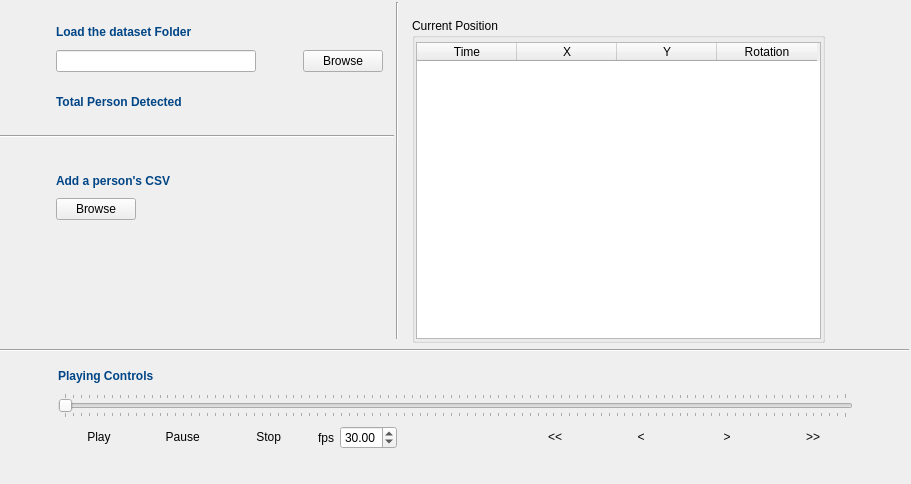
robocomp/robocomp-viriato, file src/mainUI.ui: the form before one commit.
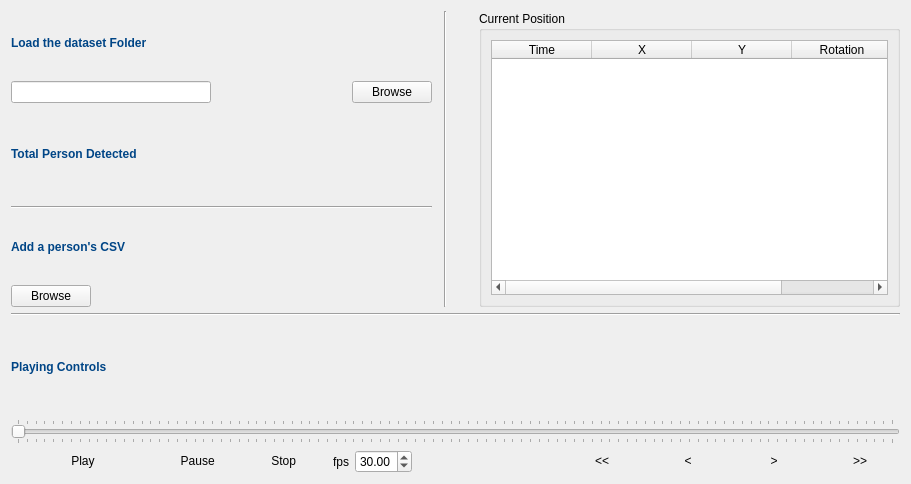
The form after the commit.

Commit message: resizable Layout

```diff
--- a/src/mainUI.ui
+++ b/src/mainUI.ui
@@ -13,175 +13,8 @@
   <property name="windowTitle">
    <string>HumanSceneSim</string>
   </property>
-  <widget class="QGroupBox" name="groupBox">
-   <property name="geometry">
-    <rect>
-     <x>412</x>
-     <y>18</y>
-     <width>413</width>
-     <height>325</height>
-    </rect>
-   </property>
-   <property name="title">
-    <string>Current Position</string>
-   </property>
-   <widget class="QTableWidget" name="tableWidget">
-    <property name="geometry">
-     <rect>
-      <x>4</x>
-      <y>24</y>
-      <width>405</width>
-      <height>297</height>
-     </rect>
-    </property>
-    <property name="rowCount">
-     <number>0</number>
-    </property>
-    <property name="columnCount">
-     <number>4</number>
-    </property>
-    <column>
-     <property name="text">
-      <string>Time</string>
-     </property>
-    </column>
-    <column>
-     <property name="text">
-      <string>X</string>
-     </property>
-    </column>
-    <column>
-     <property name="text">
-      <string>Y</string>
-     </property>
-    </column>
-    <column>
-     <property name="text">
-      <string>Rotation</string>
-     </property>
-    </column>
-   </widget>
-  </widget>
-  <widget class="QWidget" name="layoutWidget">
-   <property name="geometry">
-    <rect>
-     <x>56</x>
-     <y>20</y>
-     <width>327</width>
-     <height>52</height>
-    </rect>
-   </property>
-   <layout class="QVBoxLayout" name="verticalLayout_2">
-    <item>
-     <widget class="QLabel" name="label">
-      <property name="text">
-       <string>&lt;html&gt;&lt;head/&gt;&lt;body&gt;&lt;p&gt;&lt;span style=&quot; font-weight:600; color:#004586;&quot;&gt;Load the dataset Folder&lt;/span&gt;&lt;/p&gt;&lt;/body&gt;&lt;/html&gt;</string>
-      </property>
-     </widget>
-    </item>
-    <item>
-     <layout class="QHBoxLayout" name="horizontalLayout_2">
-      <item alignment="Qt::AlignHCenter">
-       <widget class="QLineEdit" name="folderLoc">
-        <property name="sizePolicy">
-         <sizepolicy hsizetype="Fixed" vsizetype="Fixed">
-          <horstretch>0</horstretch>
-          <verstretch>0</verstretch>
-         </sizepolicy>
-        </property>
-        <property name="minimumSize">
-         <size>
-          <width>200</width>
-          <height>0</height>
-         </size>
-        </property>
-       </widget>
-      </item>
-      <item>
-       <spacer name="horizontalSpacer_5">
-        <property name="orientation">
-         <enum>Qt::Horizontal</enum>
-        </property>
-        <property name="sizeHint" stdset="0">
-         <size>
-          <width>40</width>
-          <height>20</height>
-         </size>
-        </property>
-       </spacer>
-      </item>
-      <item>
-       <widget class="QPushButton" name="browseButton">
-        <property name="text">
-         <string>Browse</string>
-        </property>
-       </widget>
-      </item>
-     </layout>
-    </item>
-   </layout>
-  </widget>
-  <widget class="QWidget" name="layoutWidget">
-   <property name="geometry">
-    <rect>
-     <x>56</x>
-     <y>84</y>
-     <width>328</width>
-     <height>36</height>
-    </rect>
-   </property>
-   <layout class="QHBoxLayout" name="horizontalLayout_3">
-    <item>
-     <widget class="QLabel" name="label_2">
-      <property name="text">
-       <string>&lt;html&gt;&lt;head/&gt;&lt;body&gt;&lt;p&gt;&lt;span style=&quot; font-weight:600; color:#004586;&quot;&gt;Total Person Detected&lt;/span&gt;&lt;/p&gt;&lt;/body&gt;&lt;/html&gt;</string>
-      </property>
-     </widget>
-    </item>
-    <item>
-     <widget class="QLabel" name="personCount">
-      <property name="text">
-       <string>&lt;html&gt;&lt;head/&gt;&lt;body&gt;&lt;p&gt;&lt;br/&gt;&lt;/p&gt;&lt;/body&gt;&lt;/html&gt;</string>
-      </property>
-     </widget>
-    </item>
-   </layout>
-  </widget>
-  <widget class="Line" name="line">
-   <property name="geometry">
-    <rect>
-     <x>-3</x>
-     <y>128</y>
-     <width>397</width>
-     <height>17</height>
-    </rect>
-   </property>
-   <property name="orientation">
-    <enum>Qt::Horizontal</enum>
-   </property>
-  </widget>
-  <widget class="Line" name="line_2">
-   <property name="geometry">
-    <rect>
-     <x>395</x>
-     <y>2</y>
-     <width>5</width>
-     <height>337</height>
-    </rect>
-   </property>
-   <property name="orientation">
-    <enum>Qt::Vertical</enum>
-   </property>
-  </widget>
-  <widget class="QWidget" name="layoutWidget">
-   <property name="geometry">
-    <rect>
-     <x>56</x>
-     <y>170</y>
-     <width>205</width>
-     <height>50</height>
-    </rect>
-   </property>
+  <layout class="QGridLayout" name="gridLayout_2">
+   <item row="3" column="0">
    <layout class="QGridLayout" name="gridLayout">
     <item row="0" column="0" colspan="2">
      <widget class="QLabel" name="label_3">
@@ -211,42 +44,22 @@
      </spacer>
     </item>
    </layout>
-  </widget>
+   </item>
+   <item row="4" column="0" colspan="5">
   <widget class="Line" name="line_3">
-   <property name="geometry">
-    <rect>
-     <x>0</x>
-     <y>342</y>
-     <width>909</width>
-     <height>17</height>
-    </rect>
-   </property>
    <property name="orientation">
     <enum>Qt::Horizontal</enum>
    </property>
   </widget>
+   </item>
+   <item row="5" column="0">
   <widget class="QLabel" name="label_13">
-   <property name="geometry">
-    <rect>
-     <x>58</x>
-     <y>368</y>
-     <width>118</width>
-     <height>17</height>
-    </rect>
-   </property>
    <property name="text">
     <string>&lt;html&gt;&lt;head/&gt;&lt;body&gt;&lt;p&gt;&lt;span style=&quot; font-weight:600; color:#004586;&quot;&gt;Playing Controls&lt;/span&gt;&lt;/p&gt;&lt;/body&gt;&lt;/html&gt;</string>
    </property>
   </widget>
-  <widget class="QWidget" name="">
-   <property name="geometry">
-    <rect>
-     <x>58</x>
-     <y>391</y>
-     <width>795</width>
-     <height>61</height>
-    </rect>
-   </property>
+   </item>
+   <item row="6" column="0" colspan="5">
    <layout class="QVBoxLayout" name="verticalLayout_4">
     <item>
      <widget class="QSlider" name="horizontalSlider">
@@ -375,7 +188,161 @@
      </layout>
     </item>
    </layout>
-  </widget>
+   </item>
+   <item row="0" column="4" rowspan="4">
+    <widget class="QGroupBox" name="groupBox">
+     <property name="sizePolicy">
+      <sizepolicy hsizetype="Expanding" vsizetype="Preferred">
+       <horstretch>0</horstretch>
+       <verstretch>0</verstretch>
+      </sizepolicy>
+     </property>
+     <property name="title">
+      <string>Current Position</string>
+     </property>
+     <layout class="QHBoxLayout" name="horizontalLayout">
+      <item>
+       <widget class="QTableWidget" name="tableWidget">
+        <property name="rowCount">
+         <number>0</number>
+        </property>
+        <property name="columnCount">
+         <number>4</number>
+        </property>
+        <column>
+         <property name="text">
+          <string>Time</string>
+         </property>
+        </column>
+        <column>
+         <property name="text">
+          <string>X</string>
+         </property>
+        </column>
+        <column>
+         <property name="text">
+          <string>Y</string>
+         </property>
+        </column>
+        <column>
+         <property name="text">
+          <string>Rotation</string>
+         </property>
+        </column>
+       </widget>
+      </item>
+     </layout>
+    </widget>
+   </item>
+   <item row="1" column="0">
+    <layout class="QHBoxLayout" name="horizontalLayout_3">
+     <item>
+      <widget class="QLabel" name="label_2">
+       <property name="text">
+        <string>&lt;html&gt;&lt;head/&gt;&lt;body&gt;&lt;p&gt;&lt;span style=&quot; font-weight:600; color:#004586;&quot;&gt;Total Person Detected&lt;/span&gt;&lt;/p&gt;&lt;/body&gt;&lt;/html&gt;</string>
+       </property>
+      </widget>
+     </item>
+     <item>
+      <widget class="QLabel" name="personCount">
+       <property name="text">
+        <string>&lt;html&gt;&lt;head/&gt;&lt;body&gt;&lt;p&gt;&lt;br/&gt;&lt;/p&gt;&lt;/body&gt;&lt;/html&gt;</string>
+       </property>
+      </widget>
+     </item>
+    </layout>
+   </item>
+   <item row="2" column="0">
+    <widget class="Line" name="line">
+     <property name="orientation">
+      <enum>Qt::Horizontal</enum>
+     </property>
+    </widget>
+   </item>
+   <item row="0" column="0">
+    <layout class="QVBoxLayout" name="verticalLayout_2">
+     <item>
+      <widget class="QLabel" name="label">
+       <property name="text">
+        <string>&lt;html&gt;&lt;head/&gt;&lt;body&gt;&lt;p&gt;&lt;span style=&quot; font-weight:600; color:#004586;&quot;&gt;Load the dataset Folder&lt;/span&gt;&lt;/p&gt;&lt;/body&gt;&lt;/html&gt;</string>
+       </property>
+      </widget>
+     </item>
+     <item>
+      <layout class="QHBoxLayout" name="horizontalLayout_2">
+       <item alignment="Qt::AlignHCenter">
+        <widget class="QLineEdit" name="folderLoc">
+         <property name="sizePolicy">
+          <sizepolicy hsizetype="Expanding" vsizetype="Fixed">
+           <horstretch>0</horstretch>
+           <verstretch>0</verstretch>
+          </sizepolicy>
+         </property>
+         <property name="minimumSize">
+          <size>
+           <width>200</width>
+           <height>0</height>
+          </size>
+         </property>
+        </widget>
+       </item>
+       <item>
+        <spacer name="horizontalSpacer_5">
+         <property name="orientation">
+          <enum>Qt::Horizontal</enum>
+         </property>
+         <property name="sizeType">
+          <enum>QSizePolicy::Expanding</enum>
+         </property>
+         <property name="sizeHint" stdset="0">
+          <size>
+           <width>40</width>
+           <height>20</height>
+          </size>
+         </property>
+        </spacer>
+       </item>
+       <item>
+        <widget class="QPushButton" name="browseButton">
+         <property name="sizePolicy">
+          <sizepolicy hsizetype="Fixed" vsizetype="Fixed">
+           <horstretch>0</horstretch>
+           <verstretch>0</verstretch>
+          </sizepolicy>
+         </property>
+         <property name="text">
+          <string>Browse</string>
+         </property>
+        </widget>
+       </item>
+      </layout>
+     </item>
+    </layout>
+   </item>
+   <item row="0" column="2" rowspan="4">
+    <widget class="Line" name="line_2">
+     <property name="orientation">
+      <enum>Qt::Vertical</enum>
+     </property>
+    </widget>
+   </item>
+   <item row="0" column="3">
+    <spacer name="horizontalSpacer">
+     <property name="orientation">
+      <enum>Qt::Horizontal</enum>
+     </property>
+     <property name="sizeType">
+      <enum>QSizePolicy::Fixed</enum>
+     </property>
+     <property name="sizeHint" stdset="0">
+      <size>
+       <width>20</width>
+       <height>20</height>
+      </size>
+     </property>
+    </spacer>
+   </item>
+  </layout>
  </widget>
  <resources/>
  <connections/>
```
Lines whose indentation alone changed are shown as unchanged.
